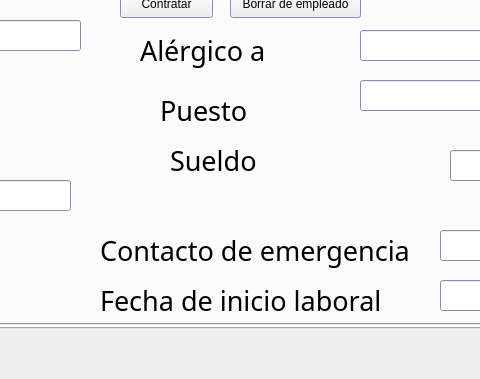
Old version of the form Views/principal.ui in the repository AngelAndreCotocCuzal/Proyecto_teoria_de_sistemas; both pictures show x 414 to 894 and y 302 to 681 of the 1096 by 681 pixel window.
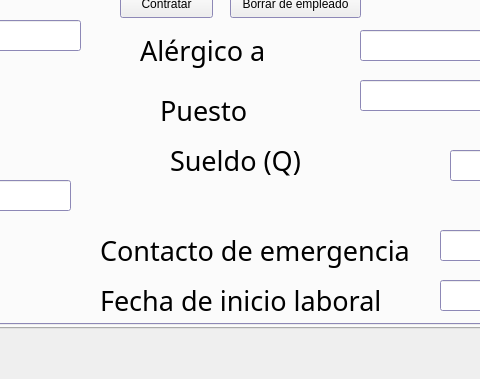
New version of the form.

Patch:
```diff
--- a/Views/principal.ui
+++ b/Views/principal.ui
@@ -2008,7 +2008,7 @@
          </font>
         </property>
         <property name="text">
-         <string>Sueldo</string>
+         <string>Sueldo (Q)</string>
         </property>
        </widget>
        <widget class="QLineEdit" name="cel_empleado">
```
